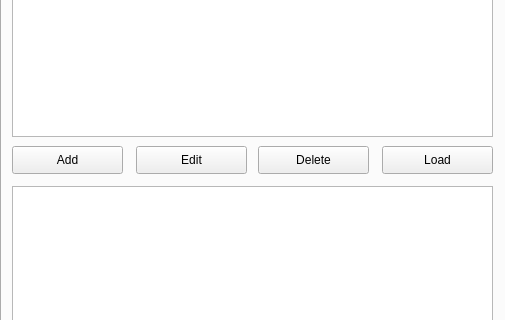
Qt form musicDatabase/mainwindow.ui (cole1717/MusicDatabase) before a commit; both pictures show x 0 to 505 and y 127 to 447 of the 505 by 631 pixel window.
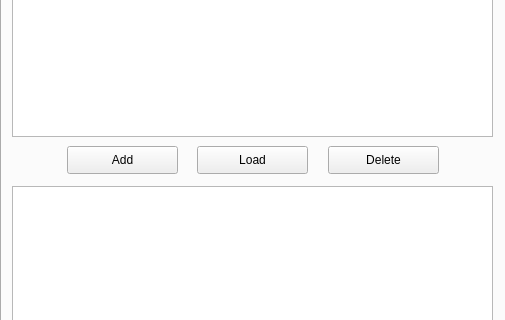
The same form after that commit. The open tabs and pages were chosen to show the change. Icons and pictures are not drawn.

```diff
--- a/musicDatabase/mainwindow.ui
+++ b/musicDatabase/mainwindow.ui
@@ -162,7 +162,7 @@
      <widget class="QPushButton" name="playlistAddButton">
       <property name="geometry">
        <rect>
-        <x>10</x>
+        <x>65</x>
         <y>230</y>
         <width>111</width>
         <height>28</height>
@@ -175,7 +175,7 @@
      <widget class="QPushButton" name="playlistDeleteButton">
       <property name="geometry">
        <rect>
-        <x>256</x>
+        <x>326</x>
         <y>230</y>
         <width>111</width>
         <height>28</height>
@@ -185,19 +185,6 @@
        <string>Delete</string>
       </property>
      </widget>
-     <widget class="QPushButton" name="playlistEditButton">
-      <property name="geometry">
-       <rect>
-        <x>134</x>
-        <y>230</y>
-        <width>111</width>
-        <height>28</height>
-       </rect>
-      </property>
-      <property name="text">
-       <string>Edit</string>
-      </property>
-     </widget>
      <widget class="QLabel" name="label">
       <property name="geometry">
        <rect>
@@ -214,7 +201,7 @@
      <widget class="QPushButton" name="loadButton">
       <property name="geometry">
        <rect>
-        <x>380</x>
+        <x>195</x>
         <y>230</y>
         <width>111</width>
         <height>28</height>
```
Left out of the diff: 4 changed lines with no effect on the pictures.
